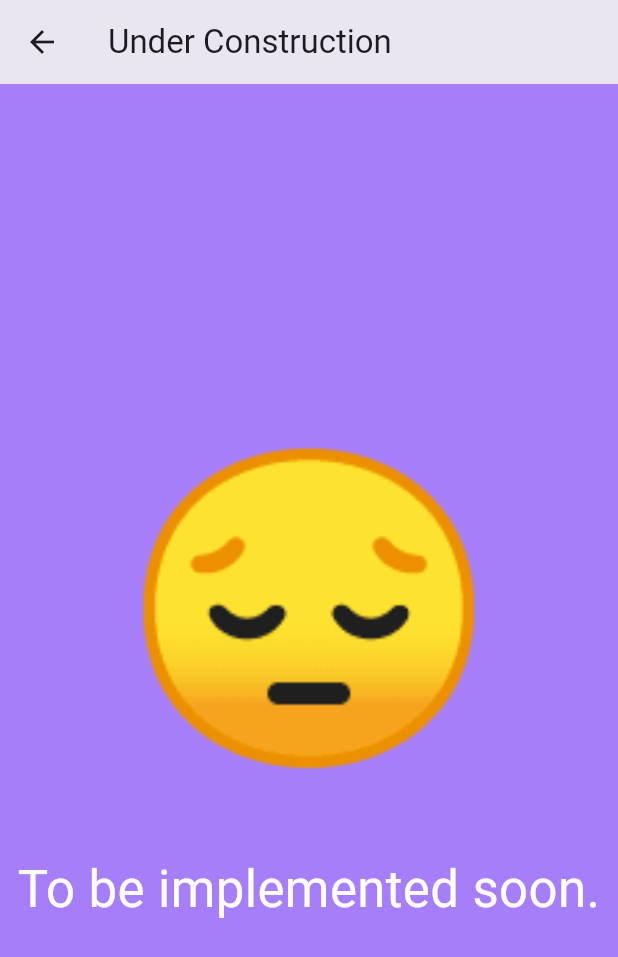
After one commit to GarvitDadheech/quiz-app-frontend, a Flutter app: the screen it shows after launch, item 2 of the bottom bar chosen, on a phone screen of 412 x 824 dp. The commit adds this screen. Shown: the top 957 px of the screen. Run offline on Flutter 3.47's test engine with Material 3 defaults, Android fonts, the phone set to English and light mode, and no system bars; network calls fail.

Commit message:
add common page for implementing soon features

```diff
--- a/lib/components/custom_bottom_navigation_bar.dart
+++ b/lib/components/custom_bottom_navigation_bar.dart
@@ -1,5 +1,6 @@
 import 'package:flutter/material.dart';
 import '../pages/homepage.dart'; // Import the HomePage widget
+import '../pages/implement_soon_page.dart'; // Import the CommonPage widget
 
 class CustomBottomNavigationBar extends StatelessWidget {
   @override
@@ -16,18 +17,16 @@ class CustomBottomNavigationBar extends StatelessWidget {
               MaterialPageRoute(builder: (context) => HomePage()),
             );
             break;
-          // Handle other tabs if needed
           case 1:
-            // Navigate to Portfolio page
-            break;
           case 2:
-            // Navigate to Trade page
-            break;
           case 3:
-            // Navigate to Profile page
-            break;
           case 4:
-            // Navigate to Leaderboard page
+            Navigator.push(
+              context,
+              MaterialPageRoute(
+                builder: (context) => CommonPage(),
+              ),
+            );
             break;
         }
       },
--- /dev/null
+++ b/lib/pages/implement_soon_page.dart
@@ -0,0 +1,43 @@
+import 'package:flutter/material.dart';
+
+class CommonPage extends StatelessWidget {
+  final String message;
+  final String emoji;
+
+  CommonPage({
+    this.message = "To be implemented soon.",
+    this.emoji = "😔",
+  });
+
+  @override
+  Widget build(BuildContext context) {
+    return Scaffold(
+      backgroundColor: Color.fromARGB(255, 167, 126, 249), // Purple background
+      appBar: AppBar(
+        title: Text("Under Construction"),
+        backgroundColor: Color.fromARGB(255, 251, 251, 251),
+        elevation: 8,
+      ),
+      body: Center(
+        child: Column(
+          mainAxisAlignment: MainAxisAlignment.center,
+          children: [
+            Text(
+              emoji,
+              style: TextStyle(fontSize: 200), // Large emoji
+            ),
+            SizedBox(height: 20),
+            Text(
+              message,
+              textAlign: TextAlign.center,
+              style: TextStyle(
+                fontSize: 34,
+                color: Colors.white,
+              ),
+            ),
+          ],
+        ),
+      ),
+    );
+  }
+}
```
